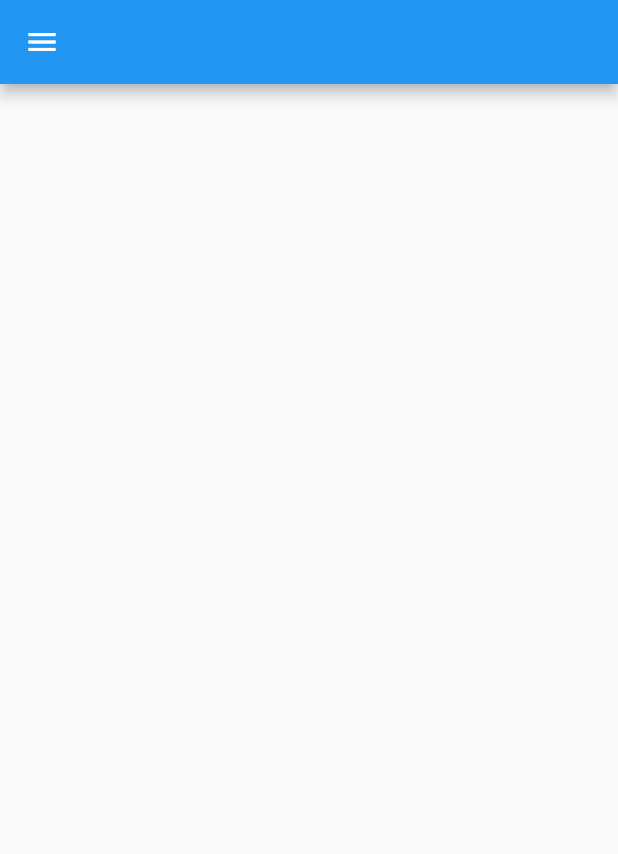
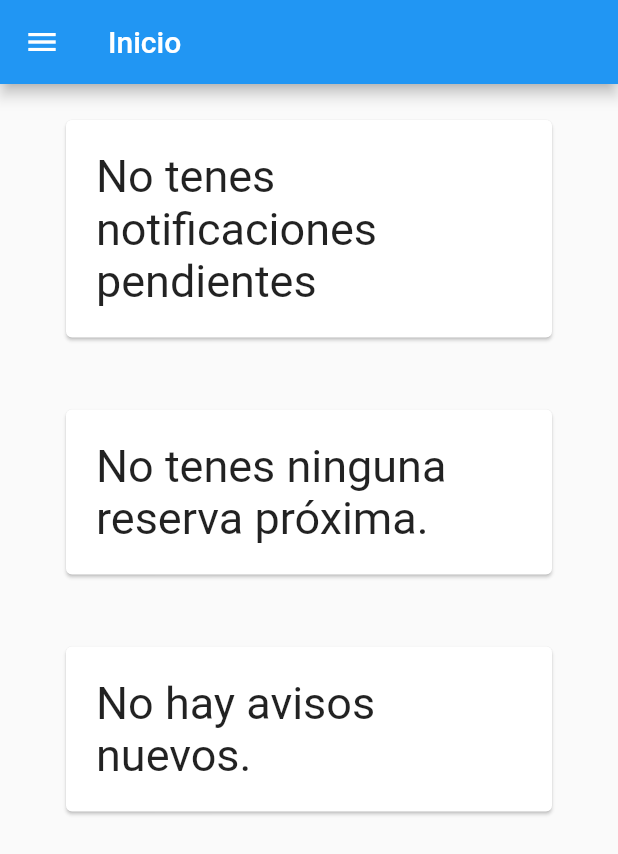
Before and after one commit to nicolaslucer0/consorcio, a Flutter app: the screen it shows after launch, on a phone screen of 412 x 824 dp. Shown: the top 854 px of the screen. Run offline on Flutter 3.47's test engine with Material 2 defaults, Android fonts, the phone set to English and light mode, and no system bars; our stand-ins replace bloc, equatable, flutter_bloc, formz, syncfusion_flutter_calendar; accounts and stored records are empty.

Commit message:
added calendar and some routes

```diff
--- /dev/null
+++ b/lib/src/calendar/calendar.dart
@@ -0,0 +1 @@
+export 'view/calendar_page.dart';
--- /dev/null
+++ b/lib/src/dashboard/dashboard.dart
@@ -0,0 +1 @@
+export 'view/dashboard_page.dart';
--- /dev/null
+++ b/lib/src/dashboard/view/dashboard_page.dart
@@ -0,0 +1,58 @@
+import 'package:flutter/material.dart';
+
+class Dashboard extends StatelessWidget {
+  const Dashboard({super.key});
+
+  @override
+  Widget build(BuildContext context) {
+    return Center(
+      child: Column(
+        mainAxisSize: MainAxisSize.max,
+        children: [
+          Container(
+            margin: const EdgeInsets.symmetric(vertical: 20, horizontal: 40),
+            width: double.infinity,
+            child: Card(
+              child: Container(
+                padding: const EdgeInsets.all(20),
+                alignment: Alignment.center,
+                child: const Text(
+                  "No tenes notificaciones pendientes",
+                  style: TextStyle(fontSize: 30),
+                ),
+              ),
+            ),
+          ),
+          Container(
+            margin: const EdgeInsets.symmetric(vertical: 20, horizontal: 40),
+            width: double.infinity,
+            child: Card(
+              child: Container(
+                padding: const EdgeInsets.all(20),
+                alignment: Alignment.center,
+                child: const Text(
+                  "No tenes ninguna reserva próxima.",
+                  style: TextStyle(fontSize: 30),
+                ),
+              ),
+            ),
+          ),
+          Container(
+            margin: const EdgeInsets.symmetric(vertical: 20, horizontal: 40),
+            width: double.infinity,
+            child: Card(
+              child: Container(
+                padding: const EdgeInsets.all(20),
+                alignment: Alignment.center,
+                child: const Text(
+                  "No hay avisos nuevos.",
+                  style: TextStyle(fontSize: 30),
+                ),
+              ),
+            ),
+          ),
+        ],
+      ),
+    );
+  }
+}
--- /dev/null
+++ b/lib/src/expenses/expenses.dart
@@ -0,0 +1 @@
+export 'view/expenses_page.dart';
--- /dev/null
+++ b/lib/src/help/help.dart
@@ -0,0 +1 @@
+export 'view/help_page.dart';
--- a/lib/src/home/view/home_page.dart
+++ b/lib/src/home/view/home_page.dart
@@ -1,4 +1,12 @@
 import 'package:flutter/material.dart';
+
+import '../../calendar/calendar.dart';
+import '../../comunication/view/comunication_page.dart';
+import '../../dashboard/dashboard.dart';
+import '../../expenses/expenses.dart';
+import '../../help/help.dart';
+import '../../rule/rules.dart';
+import '../../vote/vote.dart';
 
 class HomePage extends StatefulWidget {
   const HomePage({Key? key}) : super(key: key);
@@ -11,69 +19,131 @@ class HomePage extends StatefulWidget {
 }
 
 class _HomePageState extends State<HomePage> {
+  int _selectedIndex = 0;
+  bool showNavigationBar = false;
+
+  var list = [
+    const Dashboard(),
+    const CalendarPage(),
+    const ComunicationPage(),
+    const ExpensesPage(),
+    const VotePage(),
+    const RulesPage(),
+    const HelpPage(),
+  ];
+
+  var title = [
+    "Inicio",
+    'Calendario de reservas',
+    'Mensajes y avisos',
+    'Expensas',
+    'Votaciones',
+    'Reglamentos',
+    'Ayuda y contacto',
+    'Salir',
+  ];
+
   @override
   Widget build(BuildContext context) {
     return Scaffold(
-      appBar: AppBar(),
-      drawer: const _NavigationRail(),
-      body: Container(),
+      appBar: AppBar(
+        title: Text(title[_selectedIndex]),
+        centerTitle: false,
+        leading: IconButton(
+          icon: const Icon(Icons.menu, color: Colors.white),
+          onPressed: () => setState(() {
+            showNavigationBar = !showNavigationBar;
+          }),
+        ),
+      ),
+      body: SafeArea(
+          child: Stack(
+        children: <Widget>[
+          list[_selectedIndex],
+          Positioned(
+            top: 0,
+            left: 0,
+            child: Visibility(
+              visible: showNavigationBar,
+              child: SizedBox(
+                height: MediaQuery.of(context).size.height,
+                child: NavigationRail(
+                  selectedIndex: _selectedIndex,
+                  elevation: 10,
+                  trailing: Row(
+                    children: const [
+                      Icon(Icons.logout),
+                      Text('Salir'),
+                    ],
+                  ),
+                  extended: true,
+                  backgroundColor: Colors.white,
+                  selectedIconTheme: const IconThemeData(
+                    color: Colors.purple,
+                    size: 30,
+                  ),
+                  unselectedIconTheme: const IconThemeData(
+                    color: Colors.grey,
+                    size: 20,
+                  ),
+                  selectedLabelTextStyle: const TextStyle(
+                    color: Colors.purple,
+                    fontWeight: FontWeight.bold,
+                  ),
+                  unselectedLabelTextStyle: const TextStyle(
+                    color: Colors.grey,
+                    fontWeight: FontWeight.normal,
+                  ),
+                  onDestinationSelected: (int index) {
+                    setState(() {
+                      _selectedIndex = index;
+                      showNavigationBar = !showNavigationBar;
+                    });
+                  },
+                  labelType: NavigationRailLabelType.none,
+                  destinations: const [
+                    NavigationRailDestination(
+                      icon: Icon(Icons.home),
+                      selectedIcon: Icon(Icons.home),
+                      label: Text('Inicio'),
+                    ),
+                    NavigationRailDestination(
+                      icon: Icon(Icons.calendar_month_outlined),
+                      selectedIcon: Icon(Icons.calendar_month),
+                      label: Text('Calendario de reservas'),
+                    ),
+                    NavigationRailDestination(
+                      icon: Icon(Icons.message_outlined),
+                      selectedIcon: Icon(Icons.message),
+                      label: Text('Mensajes y avisos'),
+                    ),
+                    NavigationRailDestination(
+                      icon: Icon(Icons.how_to_vote_outlined),
+                      selectedIcon: Icon(Icons.how_to_vote),
+                      label: Text('Expensas'),
+                    ),
+                    NavigationRailDestination(
+                      icon: Icon(Icons.how_to_vote_outlined),
+                      selectedIcon: Icon(Icons.how_to_vote),
+                      label: Text('Votaciones'),
+                    ),
+                    NavigationRailDestination(
+                      icon: Icon(Icons.rule_outlined),
+                      selectedIcon: Icon(Icons.rule),
+                      label: Text('Reglamentos'),
+                    ),
+                    NavigationRailDestination(
+                      icon: Icon(Icons.help_outline),
+                      selectedIcon: Icon(Icons.help),
+                      label: Text('Ayuda y contactos'),
+                    ),
+                  ],
+                ),
+              ),
+            ),
+          ),
+        ],
+      )),
     );
   }
 }
-
-class _NavigationRail extends StatefulWidget {
-  const _NavigationRail({Key? key}) : super(key: key);
-  @override
-  _NavigationRailState createState() => _NavigationRailState();
-}
-
-class _NavigationRailState extends State<_NavigationRail> {
-  int _selectedIndex = 0;
-
-  @override
-  Widget build(BuildContext context) {
-    return SafeArea(
-      child: IntrinsicWidth(
-        child: NavigationRail(
-          selectedIndex: _selectedIndex,
-          destinations: _buildDestinations(),
-          extended: true,
-          onDestinationSelected: (int index) {
-            setState(() {
-              _selectedIndex = index;
-            });
-          },
-        ),
-      ),
-    );
-  }
-
-  List<NavigationRailDestination> _buildDestinations() {
-    return [
-      const NavigationRailDestination(
-        icon: Icon(Icons.home),
-        label: Text('Inicio'),
-      ),
-      const NavigationRailDestination(
-        icon: Icon(Icons.schedule),
-        label: Text('Reservas'),
-      ),
-      const NavigationRailDestination(
-        icon: Icon(Icons.message),
-        label: Text('Comunicados y mensajes'),
-      ),
-      const NavigationRailDestination(
-        icon: Icon(Icons.how_to_vote),
-        label: Text('Votaciones'),
-      ),
-      const NavigationRailDestination(
-        icon: Icon(Icons.help),
-        label: Text('Ayuda'),
-      ),
-      const NavigationRailDestination(
-        icon: Icon(Icons.logout),
-        label: Text('Salir'),
-      ),
-    ];
-  }
-}
--- /dev/null
+++ b/lib/src/rule/rules.dart
@@ -0,0 +1 @@
+export 'view/rules_page.dart';
--- /dev/null
+++ b/lib/src/vote/vote.dart
@@ -0,0 +1 @@
+export 'view/vote_page.dart';
--- a/pubspec.yaml
+++ b/pubspec.yaml
@@ -19,6 +19,7 @@ dependencies:
   formz: ^0.4.1
   uuid: ^3.0.7
   flutter_bloc: ^8.1.1
+  syncfusion_flutter_calendar: ^20.4.44
 
 
 dev_dependencies:
```
Also changed, not shown: lib/src/calendar/view/calendar_page.dart (added, +20 -0 lines), lib/src/comunication/view/comunication_page.dart (added, +18 -0 lines), lib/src/expenses/view/expenses_page.dart (added, +18 -0 lines), lib/src/help/view/help_page.dart (added, +19 -0 lines), lib/src/rule/view/rules_page.dart (added, +18 -0 lines), lib/src/vote/view/vote_page.dart (added, +18 -0 lines), lib/src/comunication/comunication.dart (added), pubspec.lock.
